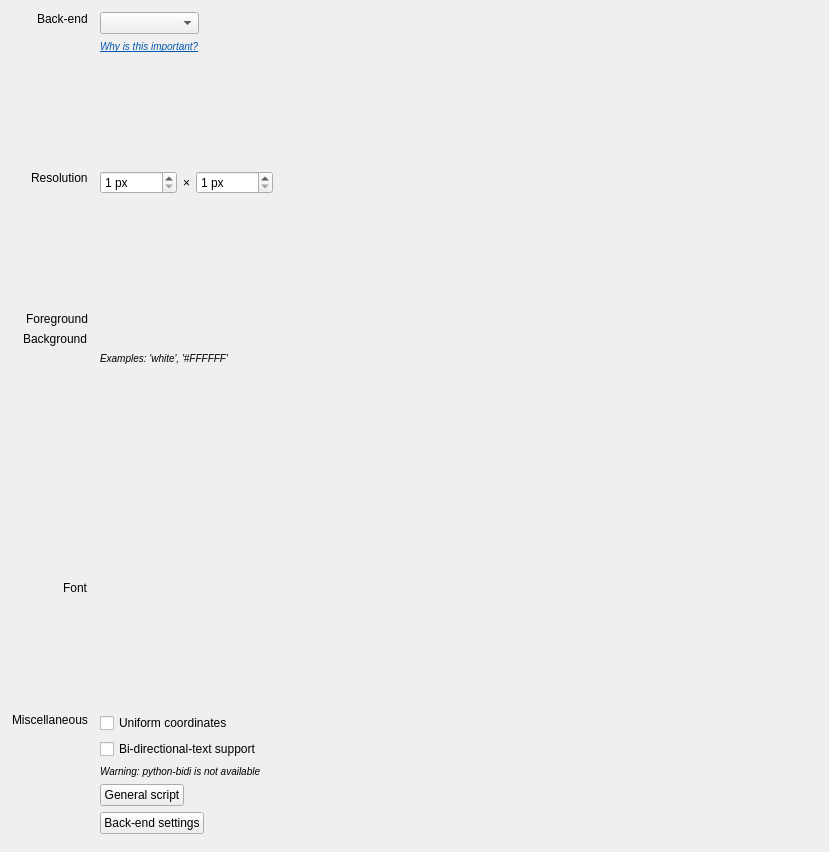
This is resources/ui/widgets/general_properties.ui in open-cogsci/OpenSesame as Qt 5 draws it before an edit. The edited form follows.
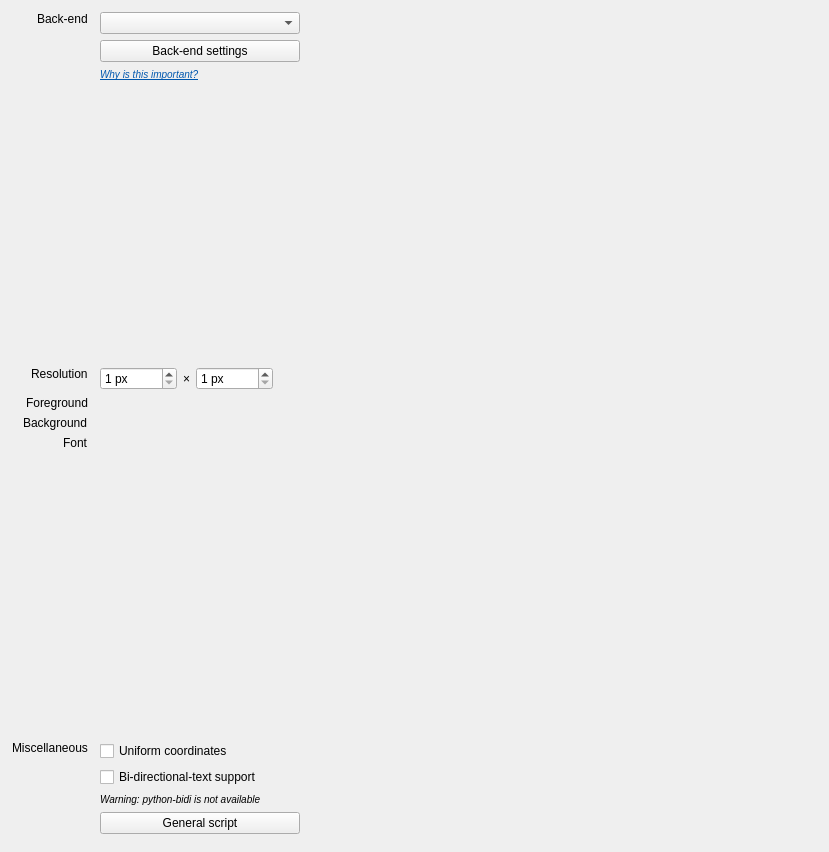
This is the edited form. Icons and pictures are not drawn. Custom widgets are drawn as their Qt base class.

```diff
--- a/resources/ui/widgets/general_properties.ui
+++ b/resources/ui/widgets/general_properties.ui
@@ -61,34 +61,43 @@
        </widget>
       </item>
       <item row="0" column="1">
-       <widget class="QWidget" name="widget_backend" native="true">
-        <property name="sizePolicy">
-         <sizepolicy hsizetype="Fixed" vsizetype="Preferred">
-          <horstretch>0</horstretch>
-          <verstretch>0</verstretch>
-         </sizepolicy>
-        </property>
-        <layout class="QVBoxLayout" name="verticalLayout">
-         <property name="margin">
-          <number>0</number>
-         </property>
-         <item>
-          <widget class="QComboBox" name="combobox_backend"/>
-         </item>
-         <item>
-          <widget class="QLabel" name="label_backend_2">
-           <property name="text">
-            <string>&lt;html&gt;&lt;head/&gt;&lt;body&gt;&lt;p&gt;&lt;a href=&quot;http://osdoc.cogsci.nl/back-ends/about&quot;&gt;&lt;span style=&quot;font-size:small;font-style:italic; text-decoration: underline; color:#0057ae;&quot;&gt;Why is this important?&lt;/span&gt;&lt;/a&gt;&lt;/p&gt;&lt;/body&gt;&lt;/html&gt;</string>
-           </property>
-           <property name="openExternalLinks">
-            <bool>true</bool>
-           </property>
-          </widget>
-         </item>
-        </layout>
-       </widget>
+       <widget class="QComboBox" name="combobox_backend"/>
       </item>
       <item row="1" column="1">
+       <widget class="QPushButton" name="button_backend_settings">
+        <property name="sizePolicy">
+         <sizepolicy hsizetype="Fixed" vsizetype="Fixed">
+          <horstretch>0</horstretch>
+          <verstretch>0</verstretch>
+         </sizepolicy>
+        </property>
+        <property name="minimumSize">
+         <size>
+          <width>200</width>
+          <height>0</height>
+         </size>
+        </property>
+        <property name="text">
+         <string>Back-end settings</string>
+        </property>
+        <property name="icon">
+         <iconset theme="preferences-system">
+          <normaloff/>
+         </iconset>
+        </property>
+       </widget>
+      </item>
+      <item row="2" column="1">
+       <widget class="QLabel" name="label_backend_2">
+        <property name="text">
+         <string>&lt;html&gt;&lt;head/&gt;&lt;body&gt;&lt;p&gt;&lt;a href=&quot;http://osdoc.cogsci.nl/back-ends/about&quot;&gt;&lt;span style=&quot;font-size:small;font-style:italic; text-decoration: underline; color:#0057ae;&quot;&gt;Why is this important?&lt;/span&gt;&lt;/a&gt;&lt;/p&gt;&lt;/body&gt;&lt;/html&gt;</string>
+        </property>
+        <property name="openExternalLinks">
+         <bool>true</bool>
+        </property>
+       </widget>
+      </item>
+      <item row="3" column="1">
        <spacer name="verticalSpacer_4">
         <property name="orientation">
          <enum>Qt::Vertical</enum>
@@ -101,7 +110,7 @@
         </property>
        </spacer>
       </item>
-      <item row="2" column="0">
+      <item row="4" column="0">
        <widget class="QLabel" name="label_resolution">
         <property name="text">
          <string>Resolution</string>
@@ -111,7 +120,7 @@
         </property>
        </widget>
       </item>
-      <item row="2" column="1">
+      <item row="4" column="1">
        <widget class="QFrame" name="frame_resolution">
         <property name="sizePolicy">
          <sizepolicy hsizetype="Fixed" vsizetype="Preferred">
@@ -168,20 +177,7 @@
         </layout>
        </widget>
       </item>
-      <item row="3" column="1">
-       <spacer name="verticalSpacer_3">
-        <property name="orientation">
-         <enum>Qt::Vertical</enum>
-        </property>
-        <property name="sizeHint" stdset="0">
-         <size>
-          <width>20</width>
-          <height>6</height>
-         </size>
-        </property>
-       </spacer>
-      </item>
-      <item row="4" column="0">
+      <item row="5" column="0">
        <widget class="QLabel" name="label_foreground">
         <property name="text">
          <string>Foreground</string>
@@ -198,7 +194,7 @@
         </property>
        </widget>
       </item>
-      <item row="5" column="0">
+      <item row="6" column="0">
        <widget class="QLabel" name="label_background">
         <property name="text">
          <string>Background</string>
@@ -216,36 +212,33 @@
        </widget>
       </item>
       <item row="6" column="1">
-       <widget class="QLabel" name="label_colors_examples">
+       <widget class="color_edit" name="edit_background" native="true">
         <property name="sizePolicy">
-         <sizepolicy hsizetype="Preferred" vsizetype="Expanding">
+         <sizepolicy hsizetype="Fixed" vsizetype="Preferred">
           <horstretch>0</horstretch>
           <verstretch>0</verstretch>
          </sizepolicy>
         </property>
+        <property name="minimumSize">
+         <size>
+          <width>200</width>
+          <height>0</height>
+         </size>
+        </property>
+       </widget>
+      </item>
+      <item row="7" column="0">
+       <widget class="QLabel" name="label_font">
         <property name="text">
-         <string>&lt;small&gt;&lt;i&gt;Examples: 'white', '#FFFFFF'&lt;/i&gt;&lt;/small&gt;</string>
+         <string>Font</string>
         </property>
         <property name="alignment">
          <set>Qt::AlignLeading|Qt::AlignLeft|Qt::AlignTop</set>
         </property>
-        <property name="wordWrap">
-         <bool>true</bool>
-        </property>
        </widget>
       </item>
       <item row="7" column="1">
-       <spacer name="verticalSpacer_2">
-        <property name="orientation">
-         <enum>Qt::Vertical</enum>
-        </property>
-        <property name="sizeHint" stdset="0">
-         <size>
-          <width>20</width>
-          <height>6</height>
-         </size>
-        </property>
-       </spacer>
+       <widget class="font_widget" name="widget_font" native="true"/>
       </item>
       <item row="8" column="1">
        <widget class="QFrame" name="frame_colors">
@@ -265,54 +258,7 @@
         </layout>
        </widget>
       </item>
-      <item row="9" column="0">
-       <widget class="QLabel" name="label_font">
-        <property name="text">
-         <string>Font</string>
-        </property>
-        <property name="alignment">
-         <set>Qt::AlignLeading|Qt::AlignLeft|Qt::AlignTop</set>
-        </property>
-       </widget>
-      </item>
       <item row="9" column="1">
-       <widget class="QFrame" name="frame_font">
-        <property name="sizePolicy">
-         <sizepolicy hsizetype="Fixed" vsizetype="Preferred">
-          <horstretch>0</horstretch>
-          <verstretch>0</verstretch>
-         </sizepolicy>
-        </property>
-        <property name="frameShape">
-         <enum>QFrame::NoFrame</enum>
-        </property>
-        <property name="frameShadow">
-         <enum>QFrame::Raised</enum>
-        </property>
-        <layout class="QHBoxLayout" name="horizontalLayout_4">
-         <property name="margin">
-          <number>0</number>
-         </property>
-         <item>
-          <widget class="font_widget" name="widget_font" native="true">
-           <property name="sizePolicy">
-            <sizepolicy hsizetype="Fixed" vsizetype="Preferred">
-             <horstretch>0</horstretch>
-             <verstretch>0</verstretch>
-            </sizepolicy>
-           </property>
-           <property name="minimumSize">
-            <size>
-             <width>10</width>
-             <height>10</height>
-            </size>
-           </property>
-          </widget>
-         </item>
-        </layout>
-       </widget>
-      </item>
-      <item row="10" column="1">
        <spacer name="verticalSpacer">
         <property name="orientation">
          <enum>Qt::Vertical</enum>
@@ -325,7 +271,7 @@
         </property>
        </spacer>
       </item>
-      <item row="11" column="0">
+      <item row="10" column="0">
        <widget class="QLabel" name="label_miscellaneous">
         <property name="text">
          <string>Miscellaneous</string>
@@ -338,7 +284,7 @@
         </property>
        </widget>
       </item>
-      <item row="11" column="1">
+      <item row="10" column="1">
        <widget class="QCheckBox" name="checkbox_uniform_coordinates">
         <property name="toolTip">
          <string>If enabled, (0,0) always refers to the center of the display</string>
@@ -348,7 +294,7 @@
         </property>
        </widget>
       </item>
-      <item row="12" column="1">
+      <item row="11" column="1">
        <widget class="QCheckBox" name="checkbox_bidi">
         <property name="toolTip">
          <string>Enables support for bi-directional languages, such as Arabic and Hebrew</string>
@@ -358,14 +304,14 @@
         </property>
        </widget>
       </item>
-      <item row="13" column="1">
+      <item row="12" column="1">
        <widget class="QLabel" name="label_bidi_check">
         <property name="text">
          <string>&lt;html&gt;&lt;head/&gt;&lt;body&gt;&lt;p&gt;&lt;span style=&quot; font-size:small; font-style:italic;&quot;&gt;Warning: python-bidi is not available&lt;/span&gt;&lt;/p&gt;&lt;/body&gt;&lt;/html&gt;</string>
         </property>
        </widget>
       </item>
-      <item row="14" column="1">
+      <item row="13" column="1">
        <widget class="QPushButton" name="button_script_editor">
         <property name="sizePolicy">
          <sizepolicy hsizetype="Fixed" vsizetype="Fixed">
@@ -373,6 +319,12 @@
           <verstretch>0</verstretch>
          </sizepolicy>
         </property>
+        <property name="minimumSize">
+         <size>
+          <width>200</width>
+          <height>0</height>
+         </size>
+        </property>
         <property name="text">
          <string>General script</string>
         </property>
@@ -381,23 +333,7 @@
         </property>
        </widget>
       </item>
-      <item row="15" column="1">
-       <widget class="QPushButton" name="button_backend_settings">
-        <property name="sizePolicy">
-         <sizepolicy hsizetype="Fixed" vsizetype="Fixed">
-          <horstretch>0</horstretch>
-          <verstretch>0</verstretch>
-         </sizepolicy>
-        </property>
-        <property name="text">
-         <string>Back-end settings</string>
-        </property>
-        <property name="icon">
-         <iconset theme="preferences-system"/>
-        </property>
-       </widget>
-      </item>
-      <item row="16" column="1">
+      <item row="14" column="1">
        <widget class="QFrame" name="frame_advanced">
         <property name="sizePolicy">
          <sizepolicy hsizetype="Fixed" vsizetype="Preferred">
```
Left out of the diff: 22 changed lines with no effect on the pictures.
